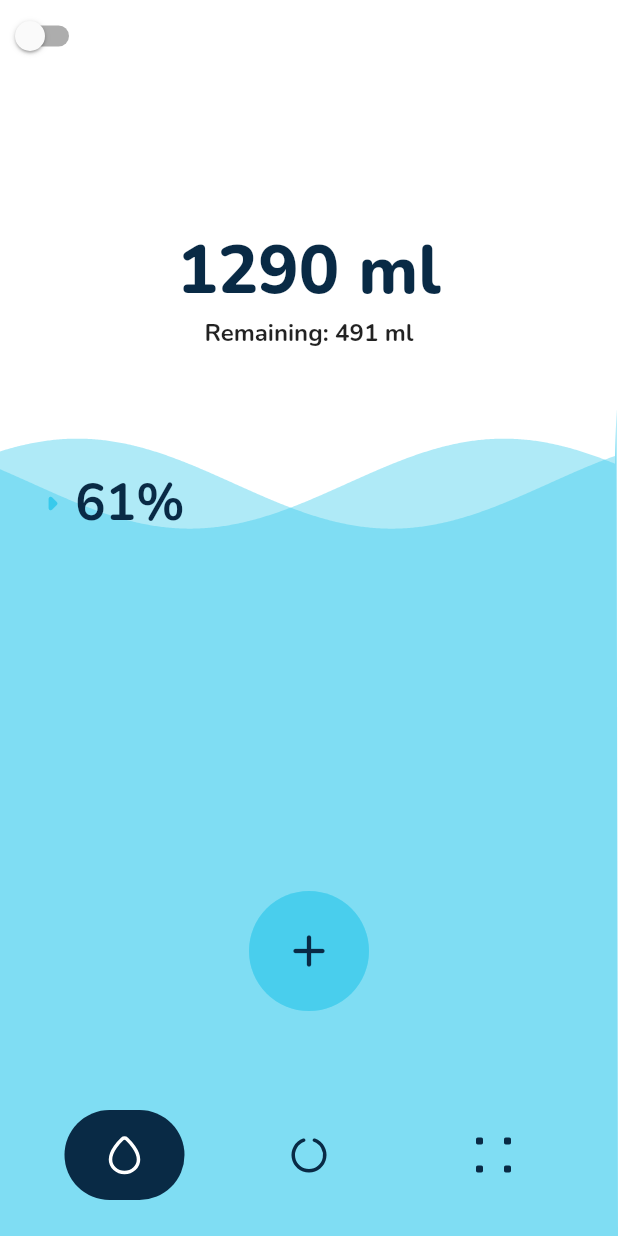
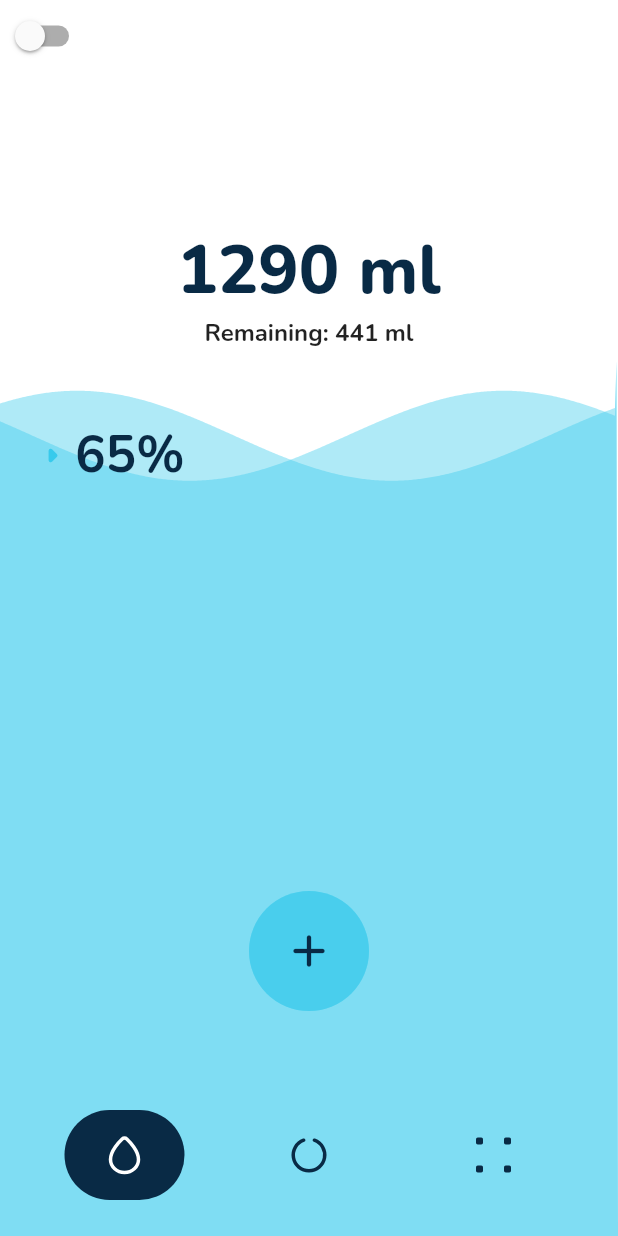
Before and after one commit to ekotyoo/drink_reminder, a Flutter app: the screen it shows after launch, after a tap on "Undo", on a phone screen of 412 x 824 dp. Run offline on Flutter 3.47's test engine with Material 2 defaults, Android fonts, the phone set to English and light mode, and no system bars; our stand-ins replace flutter_svg, google_fonts.

Commit message:
Implement current hydration page -cup selection -provider state - and also drink value added indicator on drink page

```diff
--- a/lib/features/hydration_reminder/domain/entities/cup.dart
+++ b/lib/features/hydration_reminder/domain/entities/cup.dart
@@ -2,13 +2,15 @@
 import 'package:flutter/material.dart';
 
 class Cup {
+  final int id;
   final String name;
   final Color color;
   final IconData image;
   final int capacity;
 
   const Cup(
-      {required this.name,
+      {required this.id,
+      required this.name,
       required this.color,
       required this.image,
       required this.capacity});
@@ -16,21 +18,25 @@
 
 const List<Cup> cups = [
   Cup(
+      id: 1,
       name: "Water",
       color: MyColor.primaryColor,
       image: Icons.water,
       capacity: 250),
   Cup(
+      id: 2,
       name: "Bottle",
       color: MyColor.primaryColor,
       image: Icons.battery_full,
       capacity: 500),
   Cup(
+      id: 3,
       name: "Cup",
       color: MyColor.primaryColor,
       image: Icons.coffee,
       capacity: 180),
   Cup(
+      id: 4,
       name: "Glass",
       color: MyColor.primaryColor,
       image: Icons.coffee,
--- a/lib/features/hydration_reminder/presentation/provider/drink_model.dart
+++ b/lib/features/hydration_reminder/presentation/provider/drink_model.dart
@@ -1,3 +1,4 @@
+import 'package:drink_reminder/features/hydration_reminder/domain/entities/cup.dart';
 import 'package:flutter/widgets.dart';
 
 class DrinkModel extends ChangeNotifier {
@@ -13,6 +14,13 @@
   void toggleIsCompleted() {
     _isCompleted = !_isCompleted;
     _currentDrink = 0;
+    notifyListeners();
+  }
+
+  Cup _selectedCup = cups[0];
+  Cup get selectedCup => _selectedCup;
+  void setSelectedCup(Cup newCup) {
+    _selectedCup = newCup;
     notifyListeners();
   }
 
--- a/lib/features/hydration_reminder/presentation/widgets/animated_add_drink_button.dart
+++ b/lib/features/hydration_reminder/presentation/widgets/animated_add_drink_button.dart
@@ -12,8 +12,11 @@
 }
 
 class _AnimatedAddDrinkButtonState extends State<AnimatedAddDrinkButton>
-    with SingleTickerProviderStateMixin {
+    with TickerProviderStateMixin {
   late AnimationController _animationController;
+  late AnimationController _animationController2;
+  late Animation<double> _addDrinkAnimation;
+  late Animation<double> _addDrinkAnimationOpacity;
   late Animation<double> _animation;
   late Animation<double> _opacityAnimation;
 
@@ -21,8 +24,28 @@
   void initState() {
     _animationController = AnimationController(
         vsync: this, duration: const Duration(milliseconds: 500));
+    _animationController2 = AnimationController(
+        vsync: this, duration: const Duration(milliseconds: 1000));
+    _addDrinkAnimationOpacity = TweenSequence<double>([
+      TweenSequenceItem(
+          tween: Tween<double>(
+            begin: 0,
+            end: 1,
+          ),
+          weight: 50),
+      TweenSequenceItem(
+          tween: Tween<double>(
+            begin: 1,
+            end: 0,
+          ),
+          weight: 50),
+    ]).animate(
+        CurvedAnimation(parent: _animationController2, curve: Curves.ease));
+
     _animation = Tween<double>(begin: 0, end: 1).animate(CurvedAnimation(
         parent: _animationController, curve: Curves.easeInOutCubic));
+    _addDrinkAnimation = Tween<double>(begin: 0, end: 1).animate(
+        CurvedAnimation(parent: _animationController2, curve: Curves.ease));
     _opacityAnimation = Tween<double>(begin: 0, end: 1).animate(CurvedAnimation(
         parent: _animationController,
         curve: const Interval(0.3, 1, curve: Curves.ease)));
@@ -41,7 +64,9 @@
       builder: (context, value, child) => InkWell(
         onTap: () {
           if (!value.isAddButtonExpanded) {
-            value.updateDrink(200);
+            value.updateDrink(value.selectedCup.capacity);
+            _animationController2.reset();
+            _animationController2.forward();
           } else {
             value.toggleIsAddButtonExpanded();
             _animationController.reverse();
@@ -182,6 +207,28 @@
                       ),
                     ),
                   ),
+                  Align(
+                    alignment: Alignment.topCenter,
+                    child: AnimatedBuilder(
+                      animation: _addDrinkAnimation,
+                      builder: (context, child) => Transform(
+                          transform: Matrix4.identity()
+                            ..translate(0.0, _addDrinkAnimation.value * -100.0),
+                          child: Opacity(
+                            opacity: _addDrinkAnimationOpacity.value,
+                            child: child,
+                          )),
+                      child: Text(
+                          "+${context.read<DrinkModel>().selectedCup.capacity} ml",
+                          style: Theme.of(context)
+                              .textTheme
+                              .headline5!
+                              .copyWith(
+                                  fontWeight: FontWeight.bold,
+                                  color:
+                                      Theme.of(context).colorScheme.secondary)),
+                    ),
+                  ),
                 ],
               ),
             ),
```
Also changed, not shown: lib/features/hydration_reminder/presentation/pages/current_hidration_page.dart (+2 -5 lines), lib/features/hydration_reminder/presentation/widgets/animated_water_progress.dart (+58 -21 lines), lib/features/hydration_reminder/presentation/widgets/cup_list.dart (+17 -4 lines).
